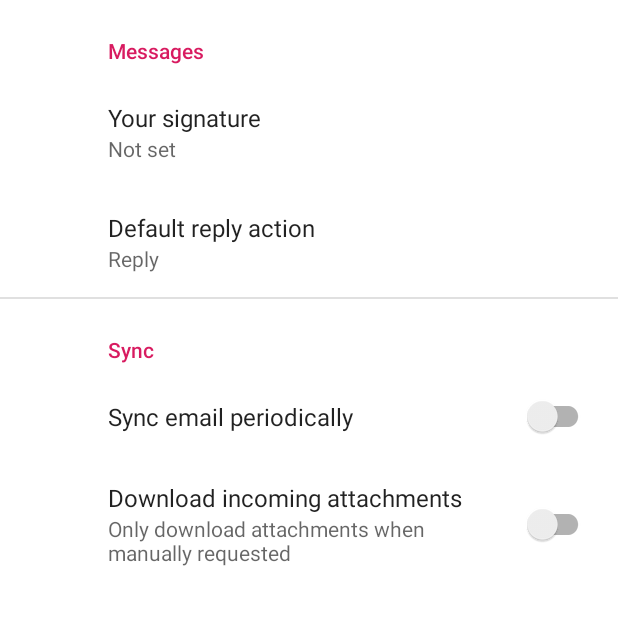
After one commit to MichaelClasby0/NaturalDeductionScanner, an Android app: the SettingsActivity screen opened directly, with no data from a screen before it, on a phone screen of 412 x 824 dp, the top half of it. The commit adds this screen. Run offline under Robolectric (Android 15) with nearby library versions, the phone set to English and light mode, and no system bars; our stand-ins replace androidx.preference.

Commit message:
Added setting and tutotial activities

```diff
--- a/app/build.gradle
+++ b/app/build.gradle
@@ -21,7 +21,7 @@
             proguardFiles getDefaultProguardFile('proguard-android-optimize.txt'), 'proguard-rules.pro'
         }
     }
-    kotlinOptions{
+    kotlinOptions {
         jvmTarget = '1.8'
     }
 }
@@ -34,6 +34,7 @@
     implementation 'androidx.core:core-ktx:1.2.0'
     implementation 'androidx.constraintlayout:constraintlayout:1.1.3'
     implementation 'io.coil-kt:coil:0.9.5'
+    implementation 'androidx.preference:preference:1.1.0-alpha05'
     testImplementation 'junit:junit:4.12'
     androidTestImplementation 'androidx.test.ext:junit:1.1.1'
     androidTestImplementation 'androidx.test.espresso:espresso-core:3.2.0'
--- a/app/src/main/AndroidManifest.xml
+++ b/app/src/main/AndroidManifest.xml
@@ -2,7 +2,7 @@
 <manifest xmlns:android="http://schemas.android.com/apk/res/android"
     package="com.hack.naturaldeductionscanner">
 
-    <uses-permission android:name="android.permission.READ_EXTERNAL_STORAGE"/>
+    <uses-permission android:name="android.permission.READ_EXTERNAL_STORAGE" />
 
     <application
         android:allowBackup="true"
@@ -11,6 +11,15 @@
         android:roundIcon="@mipmap/ic_launcher_round"
         android:supportsRtl="true"
         android:theme="@style/AppTheme">
+        <activity android:name=".TutorialActivity"></activity>
+        <activity
+            android:name=".SettingsActivity"
+            android:label="@string/title_activity_settings"
+            android:parentActivityName=".MainActivity">
+            <meta-data
+                android:name="android.support.PARENT_ACTIVITY"
+                android:value="com.hack.naturaldeductionscanner.MainActivity" />
+        </activity>
         <activity android:name=".MainActivity">
             <intent-filter>
                 <action android:name="android.intent.action.MAIN" />
--- a/app/src/main/java/com/hack/naturaldeductionscanner/CardItemAdapter.kt
+++ b/app/src/main/java/com/hack/naturaldeductionscanner/CardItemAdapter.kt
@@ -11,11 +11,6 @@
 import coil.api.load
 import kotlinx.android.synthetic.main.card_item_layout.view.*
 import java.io.File
-
-data class ProofCard(var title : String,
-                     var date : String,
-                     var verified : String,
-                     var image : String)
 
 
 class CardItemAdapter(private val listener: (Int) -> Unit) :
--- /dev/null
+++ b/app/src/main/java/com/hack/naturaldeductionscanner/ProofCard.kt
@@ -0,0 +1,6 @@
+package com.hack.naturaldeductionscanner
+
+data class ProofCard(var title : String,
+                     var date : String,
+                     var verified : String,
+                     var image : String)
--- /dev/null
+++ b/app/src/main/java/com/hack/naturaldeductionscanner/SettingsActivity.kt
@@ -0,0 +1,24 @@
+package com.hack.naturaldeductionscanner
+
+import android.os.Bundle
+import androidx.appcompat.app.AppCompatActivity
+import androidx.preference.PreferenceFragmentCompat
+
+class SettingsActivity : AppCompatActivity() {
+
+    override fun onCreate(savedInstanceState: Bundle?) {
+        super.onCreate(savedInstanceState)
+        setContentView(R.layout.settings_activity)
+        supportFragmentManager
+            .beginTransaction()
+            .replace(R.id.settings, SettingsFragment())
+            .commit()
+        supportActionBar?.setDisplayHomeAsUpEnabled(true)
+    }
+
+    class SettingsFragment : PreferenceFragmentCompat() {
+        override fun onCreatePreferences(savedInstanceState: Bundle?, rootKey: String?) {
+            setPreferencesFromResource(R.xml.root_preferences, rootKey)
+        }
+    }
+}
--- /dev/null
+++ b/app/src/main/java/com/hack/naturaldeductionscanner/TutorialActivity.kt
@@ -0,0 +1,12 @@
+package com.hack.naturaldeductionscanner
+
+import androidx.appcompat.app.AppCompatActivity
+import android.os.Bundle
+
+class TutorialActivity : AppCompatActivity() {
+
+    override fun onCreate(savedInstanceState: Bundle?) {
+        super.onCreate(savedInstanceState)
+        setContentView(R.layout.activity_tutorial)
+    }
+}
--- /dev/null
+++ b/app/src/main/res/layout/activity_tutorial.xml
@@ -0,0 +1,9 @@
+<?xml version="1.0" encoding="utf-8"?>
+<androidx.constraintlayout.widget.ConstraintLayout xmlns:android="http://schemas.android.com/apk/res/android"
+    xmlns:app="http://schemas.android.com/apk/res-auto"
+    xmlns:tools="http://schemas.android.com/tools"
+    android:layout_width="match_parent"
+    android:layout_height="match_parent"
+    tools:context=".TutorialActivity">
+
+</androidx.constraintlayout.widget.ConstraintLayout>
--- /dev/null
+++ b/app/src/main/res/layout/settings_activity.xml
@@ -0,0 +1,9 @@
+<LinearLayout xmlns:android="http://schemas.android.com/apk/res/android"
+    android:layout_width="match_parent"
+    android:layout_height="match_parent">
+
+    <FrameLayout
+        android:id="@+id/settings"
+        android:layout_width="match_parent"
+        android:layout_height="match_parent" />
+</LinearLayout>
--- /dev/null
+++ b/app/src/main/res/values/arrays.xml
@@ -0,0 +1,12 @@
+<resources>
+    <!-- Reply Preference -->
+    <string-array name="reply_entries">
+        <item>Reply</item>
+        <item>Reply to all</item>
+    </string-array>
+
+    <string-array name="reply_values">
+        <item>reply</item>
+        <item>reply_all</item>
+    </string-array>
+</resources>
--- a/app/src/main/res/values/strings.xml
+++ b/app/src/main/res/values/strings.xml
@@ -1,3 +1,19 @@
 <resources>
     <string name="app_name">NaturalDeductionScanner</string>
+    <string name="title_activity_settings">Settings</string>
+
+    <!-- Preference Titles -->
+    <string name="messages_header">Messages</string>
+    <string name="sync_header">Sync</string>
+
+    <!-- Messages Preferences -->
+    <string name="signature_title">Your signature</string>
+    <string name="reply_title">Default reply action</string>
+
+    <!-- Sync Preferences -->
+    <string name="sync_title">Sync email periodically</string>
+    <string name="attachment_title">Download incoming attachments</string>
+    <string name="attachment_summary_on">Automatically download attachments for incoming emails
+    </string>
+    <string name="attachment_summary_off">Only download attachments when manually requested</string>
 </resources>
--- /dev/null
+++ b/app/src/main/res/xml/root_preferences.xml
@@ -0,0 +1,51 @@
+<!--
+  ~ Copyright 2018 The app Open Source Project
+  ~
+  ~ Licensed under the Apache License, Version 2.0 (the "License");
+  ~ you may not use this file except in compliance with the License.
+  ~ You may obtain a copy of the License at
+  ~
+  ~      http://www.apache.org/licenses/LICENSE-2.0
+  ~
+  ~ Unless required by applicable law or agreed to in writing, software
+  ~ distributed under the License is distributed on an "AS IS" BASIS,
+  ~ WITHOUT WARRANTIES OR CONDITIONS OF ANY KIND, either express or implied.
+  ~ See the License for the specific language governing permissions and
+  ~ limitations under the License.
+  -->
+
+<PreferenceScreen xmlns:app="http://schemas.android.com/apk/res-auto">
+
+    <PreferenceCategory app:title="@string/messages_header">
+
+        <EditTextPreference
+            app:key="signature"
+            app:title="@string/signature_title"
+            app:useSimpleSummaryProvider="true" />
+
+        <ListPreference
+            app:defaultValue="reply"
+            app:entries="@array/reply_entries"
+            app:entryValues="@array/reply_values"
+            app:key="reply"
+            app:title="@string/reply_title"
+            app:useSimpleSummaryProvider="true" />
+
+    </PreferenceCategory>
+
+    <PreferenceCategory app:title="@string/sync_header">
+
+        <SwitchPreferenceCompat
+            app:key="sync"
+            app:title="@string/sync_title" />
+
+        <SwitchPreferenceCompat
+            app:dependency="sync"
+            app:key="attachment"
+            app:summaryOff="@string/attachment_summary_off"
+            app:summaryOn="@string/attachment_summary_on"
+            app:title="@string/attachment_title" />
+
+    </PreferenceCategory>
+
+</PreferenceScreen>
```
Also changed, not shown: app/src/main/java/com/hack/naturaldeductionscanner/MainActivity.kt (line endings or trailing spaces).
